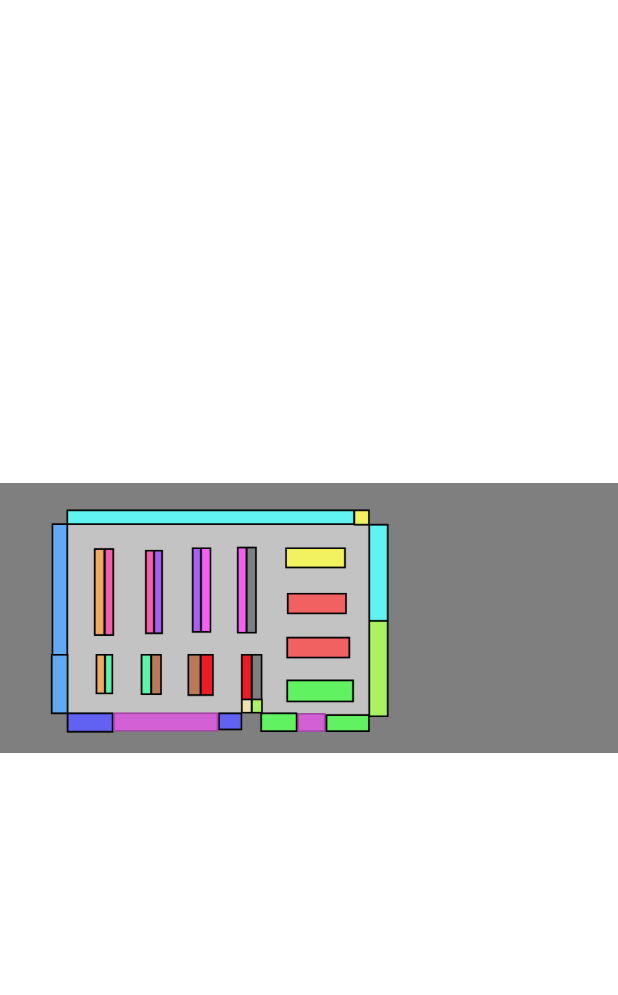
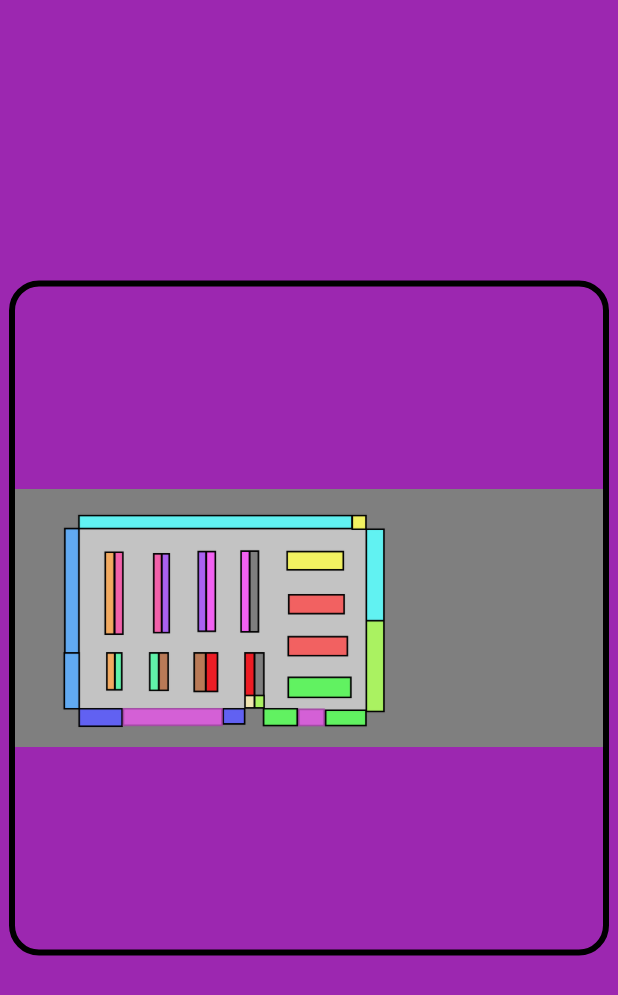
Before and after one commit to SmartMobile-IndividualProject/GroceryRouter, a Flutter app: the screen it shows after launch, on a phone screen of 412 x 824 dp. Shown: the top 995 px of the screen. Run offline on Flutter 3.47's test engine with Material 3 defaults, Android fonts, the phone set to English and light mode, and no system bars.

Commit message:
moved map into container

```diff
--- a/lib/map_base.dart
+++ b/lib/map_base.dart
@@ -1,7 +1,4 @@
 import 'package:flutter/material.dart';
-import 'package:flutter_map/flutter_map.dart';
-import 'package:latlong2/latlong.dart';
-import 'package:flutter_polyline_points/flutter_polyline_points.dart';
 
 class MapBase extends StatefulWidget {
   const MapBase({super.key});
@@ -12,36 +9,69 @@ class MapBase extends StatefulWidget {
 
 class _MapBaseState extends State<MapBase> {
   List<Offset> routePoints = [];
-  //PolylinePoints polylinePoints = PolylinePoints();
+  TransformationController _controller = TransformationController();
+  GlobalKey _imageKey = GlobalKey();
 
   @override
   Widget build(BuildContext context) {
-    return GestureDetector(
+    return Scaffold(
+      backgroundColor: Colors.purple,
+      body: GestureDetector(
         onTapUp: (details) {
-        // Convert tap position to relative coordinates within the image
+          // Get the image's position on the screen
+          final RenderBox renderBox = _imageKey.currentContext!.findRenderObject() as RenderBox;
+          final imagePosition = renderBox.localToGlobal(Offset.zero); // Get top-left corner position
+
+          // Calculate the adjusted position relative to the image
+          final tapPosition = details.localPosition;
+          final translatedPosition = tapPosition - imagePosition;
+
+          // Get the scale factor from the controller
+          final scale = _controller.value.getMaxScaleOnAxis();
+
+          // Adjust the tapped position by the scale factor
+          final adjustedPosition = translatedPosition / scale;
+
           setState(() {
-          routePoints.add(details.localPosition);
+            routePoints.add(adjustedPosition);
           });
         },
+        child: Center(
+          child: Container(
+            width: 400,  // Fixed width of the container
+            height: 450, // Fixed height of the container
+            decoration: BoxDecoration(
+              border: Border.all(color: Colors.black, width: 4.0), // Black border
+              borderRadius: BorderRadius.circular(20.0), // Rounded corners
+            ),
+            child: ClipRRect(
+              borderRadius: BorderRadius.circular(20.0),
               child: InteractiveViewer(
-        boundaryMargin: EdgeInsets.all(80),
-        minScale: 0.5, // Minimum zoom scale (for zoom out)
-        maxScale: 4.0, // Maximum zoom scale (for zoom in)
+                transformationController: _controller,
+                boundaryMargin: const EdgeInsets.all(80),
+                minScale: 0.5, // Minimum zoom scale
+                maxScale: 4.0, // Maximum zoom scale
+                panEnabled: false, // Disable panning (only zoom enabled)
                 child: Stack(
                   children: [
-            // Display the map image
                     Positioned.fill(
+                      child: ClipRect(
                         child: Image.asset(
-                'assets/map_prototype.png', // Replace with your map image path
+                          'assets/map_prototype.png', // Your map image path
                           fit: BoxFit.contain,
+                          key: _imageKey, // Set the key for the image
                         ),
                       ),
-            // Draw the route
+                    ),
                     CustomPaint(
                       size: Size(double.infinity, double.infinity),
-              painter: RoutePainter(routePoints),
+                      painter: RoutePainter(routePoints, _controller),
                     ),
                   ],
+                ),
+              ),
+            ),
+          ),
         ),
       ),
     );
@@ -50,7 +80,9 @@ class _MapBaseState extends State<MapBase> {
 
 class RoutePainter extends CustomPainter {
   final List<Offset> routePoints;
-  RoutePainter(this.routePoints);
+  final TransformationController controller;
+
+  RoutePainter(this.routePoints, this.controller);
 
   @override
   void paint(Canvas canvas, Size size) {
@@ -59,9 +91,18 @@ class RoutePainter extends CustomPainter {
       ..strokeWidth = 4.0
       ..style = PaintingStyle.stroke;
 
+    // Get the current scale from the TransformationController
+    final scale = controller.value.getMaxScaleOnAxis();
+
+    // Iterate through the route points and adjust them to match the current scale
     if (routePoints.isNotEmpty) {
       for (int i = 0; i < routePoints.length - 1; i++) {
-        canvas.drawLine(routePoints[i], routePoints[i + 1], routePaint);
+        // Apply the scaling to the route points
+        final point1 = routePoints[i] * scale;
+        final point2 = routePoints[i + 1] * scale;
+
+        // Draw the line between the points
+        canvas.drawLine(point1, point2, routePaint);
       }
     }
   }
--- a/pubspec.yaml
+++ b/pubspec.yaml
@@ -38,6 +38,7 @@ dependencies:
   # The following adds the Cupertino Icons font to your application.
   # Use with the CupertinoIcons class for iOS style icons.
   cupertino_icons: ^1.0.8
+  vector_math: ^2.1.4
 
 dev_dependencies:
   flutter_test:
```
Also changed, not shown: pubspec.lock. Lines whose indentation alone changed are shown as unchanged.
